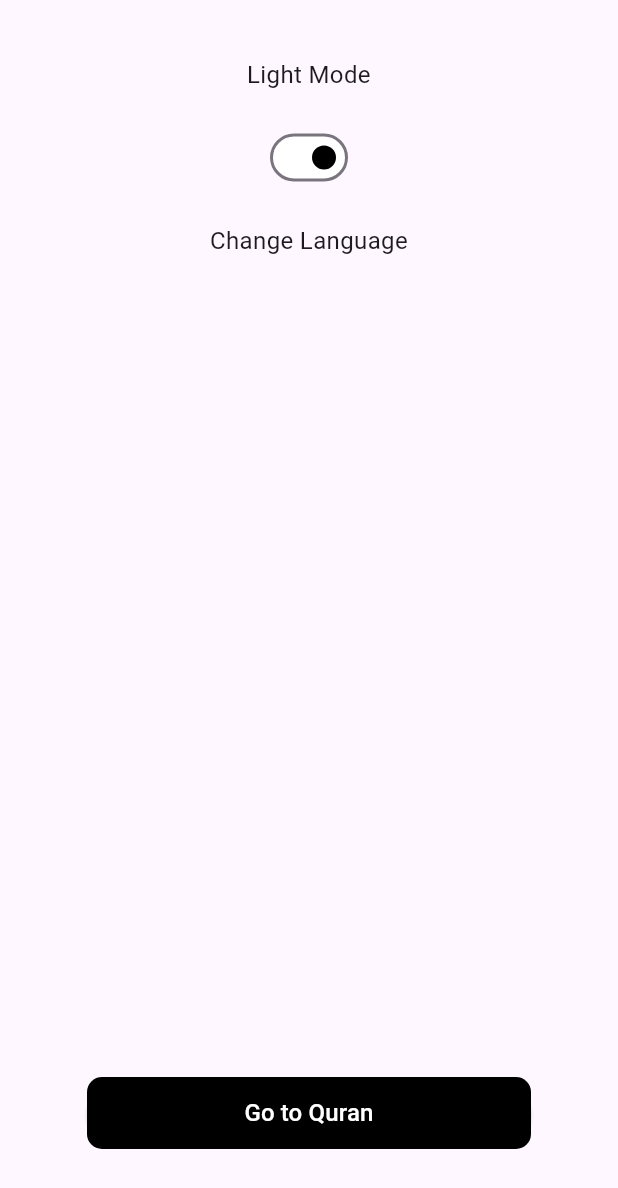
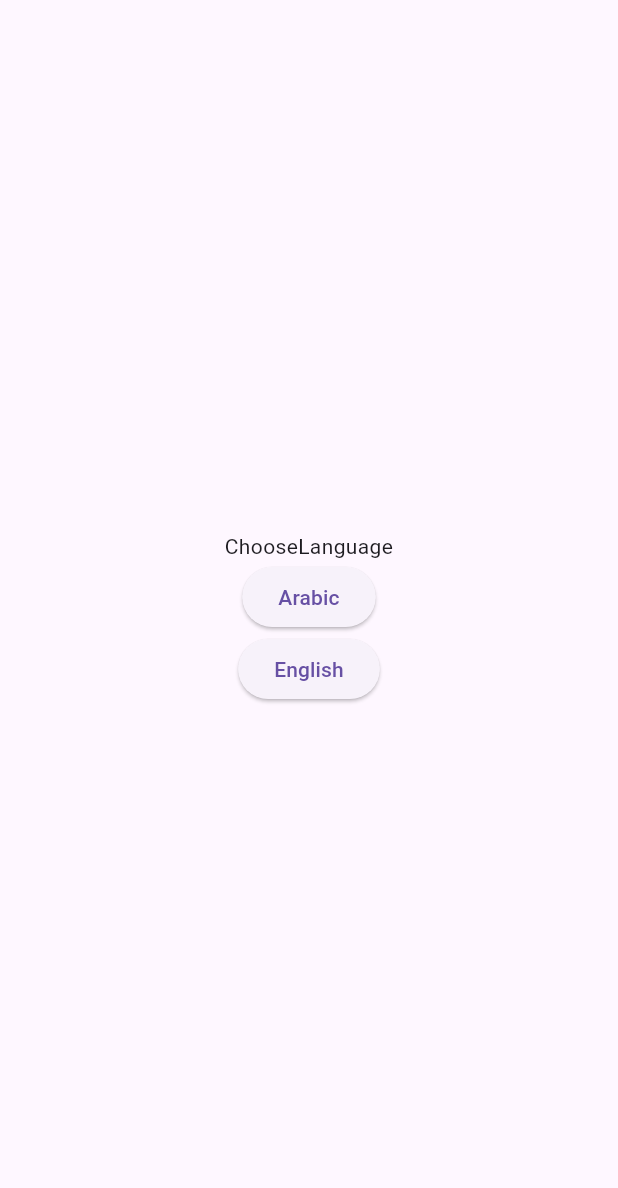
Before and after one commit to HazemHamdy7/flutter_app, a Flutter app: the screen it shows after launch, on a phone screen of 412 x 824 dp. Shown: the top 1188 px of the screen. Run offline on Flutter 3.47's test engine with Material 3 defaults, Android fonts, the phone set to English and light mode, and no system bars; our stand-ins replace dio, equatable, flutter_bloc, flutter_svg, scrollable_positioned_list.

Commit message:
Add Language and Theme Cubits and Update UI for Language Support
Implemented LanguageCubit and ThemeCubit for managing language and theme states respectively. Updated the UI to support language switching and improved the appearance of the AppBar and ListViewOfQuran components. Also, corrected typos in import paths and updated the equatable package version.

```diff
--- /dev/null
+++ b/lib/features/choose_language/view/choose_language.dart
@@ -0,0 +1,44 @@
+import 'package:flutter/material.dart';
+import 'package:flutter_app/features/choose_language/cubits/language_cubit/language_cubit.dart';
+import 'package:flutter_app/features/choose_system/view/choose_system.dart';
+import 'package:flutter_bloc/flutter_bloc.dart';
+
+class ChooseLanguage extends StatelessWidget {
+  const ChooseLanguage({super.key});
+
+  @override
+  Widget build(BuildContext context) {
+    return BlocProvider(
+      create: (context) => LanguageCubit()..changeLanguage('ar'),
+      child: Scaffold(
+        body: Center(
+          child: Column(
+            crossAxisAlignment: CrossAxisAlignment.center,
+            mainAxisAlignment: MainAxisAlignment.center,
+            children: [
+              const Text('ChooseLanguage'),
+              ElevatedButton(
+                  onPressed: () {
+                    context.read<LanguageCubit>().changeLanguage('ar');
+                    Navigator.push(
+                        context,
+                        MaterialPageRoute(
+                            builder: (context) => const ChooseSystem()));
+                  },
+                  child: const Text('Arabic')),
+              ElevatedButton(
+                  onPressed: () {
+                    context.read<LanguageCubit>().changeLanguage('en');
+                    Navigator.push(
+                        context,
+                        MaterialPageRoute(
+                            builder: (context) => const ChooseSystem()));
+                  },
+                  child: const Text('English')),
+            ],
+          ),
+        ),
+      ),
+    );
+  }
+}
--- a/lib/features/choose_systom/view/choose_system.dart
+++ b/lib/features/choose_system/view/choose_system.dart
@@ -1,6 +1,6 @@
 import 'package:flutter/material.dart';
 import 'package:flutter_app/features/Quran/list_quran/view/surah_list_screen.dart';
-import 'package:flutter_app/features/choose_systom/cubit/theme_cubit/theme_cubit.dart';
+import 'package:flutter_app/features/choose_system/cubit/theme_cubit/theme_cubit.dart';
 import 'package:flutter_bloc/flutter_bloc.dart';
 
 class ChooseSystem extends StatefulWidget {
@@ -46,18 +46,18 @@ class _ChooseSystemState extends State<ChooseSystem> {
                     'Change Language',
                     style: TextStyle(fontSize: 16),
                   ),
-                  Spacer(),
+                  const Spacer(),
                   Container(
                     margin: const EdgeInsets.all(20),
                     width: double.infinity,
                     decoration: BoxDecoration(
-                      color: Colors.black,
+                      color: isDark ? Colors.white : Colors.black,
                       borderRadius: BorderRadius.circular(10),
                     ),
                     child: ElevatedButton(
                       style: ButtonStyle(
-                        backgroundColor:
-                            WidgetStateProperty.all<Color>(Colors.black),
+                        backgroundColor: WidgetStateProperty.all<Color>(
+                            isDark ? Colors.white : Colors.black),
                       ),
                       onPressed: () {
                         Navigator.push(
@@ -67,10 +67,10 @@ class _ChooseSystemState extends State<ChooseSystem> {
                           ),
                         );
                       },
-                      child: const Text(
+                      child: Text(
                         'Go to Quran',
                         style: TextStyle(
-                          color: Colors.white,
+                          color: isDark ? Colors.black : Colors.white,
                           fontSize: 16,
                         ),
                       ),
--- a/lib/main.dart
+++ b/lib/main.dart
@@ -1,7 +1,7 @@
 import 'package:flutter/material.dart';
-import 'package:flutter_app/cubits/language_cubit/language_cubit.dart';
-import 'package:flutter_app/features/choose_systom/cubit/theme_cubit/theme_cubit.dart';
-import 'package:flutter_app/features/choose_systom/view/choose_system.dart';
+import 'package:flutter_app/features/choose_language/cubits/language_cubit/language_cubit.dart';
+import 'package:flutter_app/features/choose_language/view/choose_language.dart';
+import 'package:flutter_app/features/choose_system/cubit/theme_cubit/theme_cubit.dart';
 import 'package:flutter_app/generated/l10n.dart';
 import 'package:flutter_bloc/flutter_bloc.dart';
 import 'package:flutter_localizations/flutter_localizations.dart';
@@ -39,7 +39,7 @@ class MyApp extends StatelessWidget {
                   supportedLocales: S.delegate.supportedLocales,
                   title: 'Flutter Demo',
                   theme: themeState.themeData,
-                  home: const ChooseSystem());
+                  home: const ChooseLanguage());
             },
           );
         },
--- a/lib/utils/helper/custom_text_field_search.dart
+++ b/lib/utils/helper/custom_text_field_search.dart
@@ -1,5 +1,5 @@
 import 'package:flutter/material.dart';
-import 'package:flutter_app/features/choose_systom/cubit/theme_cubit/theme_cubit.dart';
+import 'package:flutter_app/features/choose_system/cubit/theme_cubit/theme_cubit.dart';
 
 import 'package:flutter_app/generated/l10n.dart';
 import 'package:flutter_bloc/flutter_bloc.dart';
--- a/lib/utils/helper/to_arabic.dart
+++ b/lib/utils/helper/to_arabic.dart
@@ -1,4 +1,4 @@
-class _ArabicNumber {
+class ArabicNumber {
   static String convert(Object value) {
     assert(
       value is int || value is String,
@@ -28,12 +28,12 @@ class _ArabicNumber {
 
 extension IntExtensions on int {
   String get toArabicNumbers {
-    return _ArabicNumber.convert(this);
+    return ArabicNumber.convert(this);
   }
 }
 
 extension StringExtensions on String {
   String get toArabicNumbers {
-    return _ArabicNumber.convert(this);
+    return ArabicNumber.convert(this);
   }
 }
--- a/pubspec.yaml
+++ b/pubspec.yaml
@@ -37,7 +37,7 @@ dependencies:
   flutter_localizations:
     sdk: flutter
   flutter_bloc: ^8.1.6
-  equatable: ^2.0.5
+  equatable: ^2.0.7
   dio: ^5.7.0
   flutter_svg: ^2.0.14
   scrollable_positioned_list: ^0.3.8
```
Also changed, not shown: lib/features/Quran/list_quran/componant/custom_appbar.dart (+20 -19 lines), lib/features/Quran/list_quran/componant/list_view_of_quran.dart (+39 -8 lines), lib/features/choose_language/cubits/language_cubit/language_cubit.dart (renamed from lib/cubits/language_cubit/language_cubit.dart), lib/features/choose_system/cubit/theme_cubit/theme_cubit.dart (renamed from lib/features/choose_systom/cubit/theme_cubit/theme_cubit.dart), lib/features/choose_system/cubit/theme_cubit/theme_state.dart (renamed from lib/features/choose_systom/cubit/theme_cubit/theme_state.dart), pubspec.lock.
